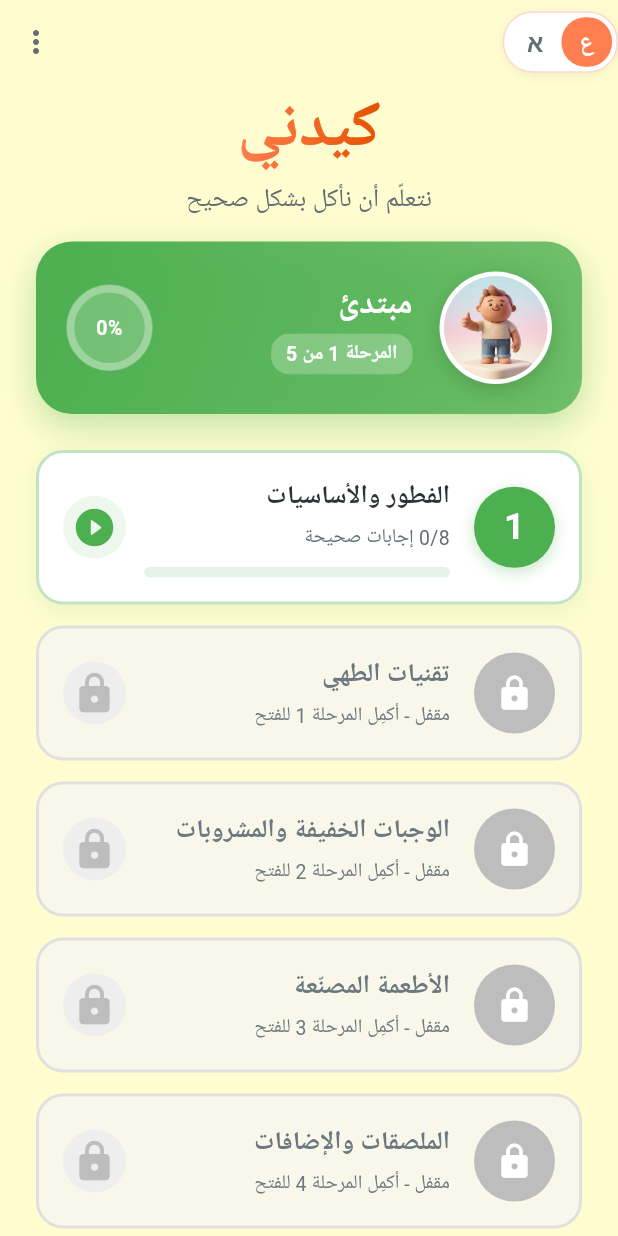
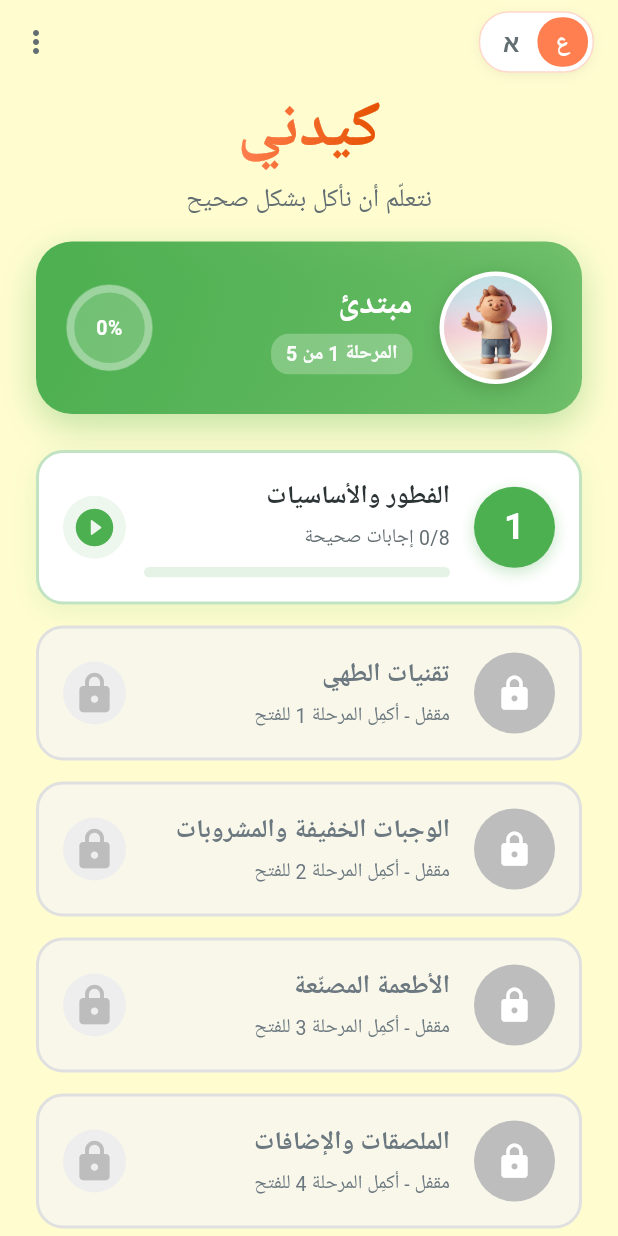
Before and after one commit to Mhemd139/Kidni, a Flutter app: the screen it shows after launch, after a tap on an icon or button, on a phone screen of 412 x 824 dp. Run offline on Flutter 3.47's test engine with Material 3 defaults, Android fonts, the phone set to English and light mode, and no system bars; our stand-ins replace google_fonts, shared_preferences; Roboto replaces fonts that are missing (Varela Round).

Commit message:
Fix language switch hugging the screen edge in RTL
Co-Authored-By: Claude Opus 5.5 (1M context) <noreply@anthropic.com>

```diff
--- a/lib/screens/home_screen.dart
+++ b/lib/screens/home_screen.dart
@@ -231,9 +231,8 @@ class _HomeScreenState extends State<HomeScreen> {
           elevation: 0,
           systemOverlayStyle: SystemUiOverlayStyle.dark,
           actions: [
-            // Language switcher pinned to the top-left corner.
             const Padding(
-              padding: EdgeInsets.only(left: 4),
+              padding: EdgeInsetsDirectional.only(start: 16),
               child: LanguageSwitcher(),
             ),
             const Spacer(),
```
